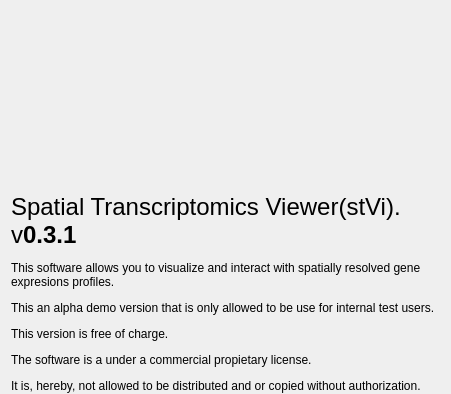
Qt form assets/ui/aboutdialog.ui (jfnavarro/st_viewer) before a commit; both pictures show x 0 to 451 and y 0 to 394 of the 451 by 714 pixel window.
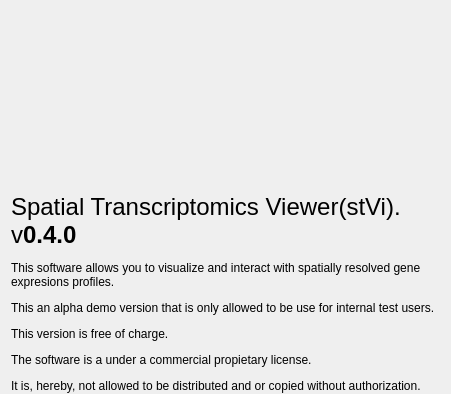
The same form after that commit. Icons and pictures are not drawn.

Commit message: Removed deprecated icons. Added new icons. Changed icons in the application. Changed some colors and style. Still work in progress (fonts, sizes, lateral bar, spaces). edit : removed MAC temp file

The edit to the form file:
```diff
--- a/assets/ui/aboutdialog.ui
+++ b/assets/ui/aboutdialog.ui
@@ -65,7 +65,7 @@
         <bool>true</bool>
        </property>
        <property name="text">
-        <string>&lt;html&gt;&lt;head/&gt;&lt;body&gt;&lt;p&gt;&lt;span style=&quot; font-size:18pt;&quot;&gt;Spatial Transcriptomics Viewer(stVi). v&lt;/span&gt;&lt;span style=&quot; font-size:18pt; font-weight:600;&quot;&gt;0.3.1&lt;/span&gt;&lt;/p&gt;&lt;p&gt;This software allows you to visualize and interact with spatially resolved gene expresions profiles.&lt;/p&gt;&lt;p&gt;This an alpha demo version that is only allowed to be use for internal test users.&lt;/p&gt;&lt;p&gt;This version is free of charge.&lt;/p&gt;&lt;p&gt;The software is a under a commercial propietary license. &lt;/p&gt;&lt;p&gt;It is, hereby, not allowed to be distributed and or copied without authorization. &lt;/p&gt;&lt;p&gt;Read LICENSE for more information about the licensing terms.&lt;/p&gt;&lt;p&gt;Please report bug, feedback, question and errors to : &lt;span style=&quot; font-weight:600;&quot;&gt;jose.fernandez.navarro@scilifelab.se&lt;/span&gt;&lt;/p&gt;&lt;p&gt;The software is using Qt 5 under a LGLP license.&lt;/p&gt;&lt;p&gt;Spatial Transcriptomics Software Team.&lt;/p&gt;&lt;/body&gt;&lt;/html&gt;</string>
+        <string>&lt;html&gt;&lt;head/&gt;&lt;body&gt;&lt;p&gt;&lt;span style=&quot; font-size:18pt;&quot;&gt;Spatial Transcriptomics Viewer(stVi). v&lt;/span&gt;&lt;span style=&quot; font-size:18pt; font-weight:600;&quot;&gt;0.4.0&lt;/span&gt;&lt;/p&gt;&lt;p&gt;This software allows you to visualize and interact with spatially resolved gene expresions profiles.&lt;/p&gt;&lt;p&gt;This an alpha demo version that is only allowed to be use for internal test users.&lt;/p&gt;&lt;p&gt;This version is free of charge.&lt;/p&gt;&lt;p&gt;The software is a under a commercial propietary license. &lt;/p&gt;&lt;p&gt;It is, hereby, not allowed to be distributed and or copied without authorization. &lt;/p&gt;&lt;p&gt;Read LICENSE for more information about the licensing terms.&lt;/p&gt;&lt;p&gt;Please report bug, feedback, question and errors to : &lt;span style=&quot; font-weight:600;&quot;&gt;jose.fernandez.navarro@scilifelab.se&lt;/span&gt;&lt;/p&gt;&lt;p&gt;The software is using Qt 5 under a LGLP license.&lt;/p&gt;&lt;p&gt;Spatial Transcriptomics Software Team.&lt;/p&gt;&lt;/body&gt;&lt;/html&gt;</string>
        </property>
        <property name="textFormat">
         <enum>Qt::AutoText</enum>
```
The commit also changes 103 other files.
